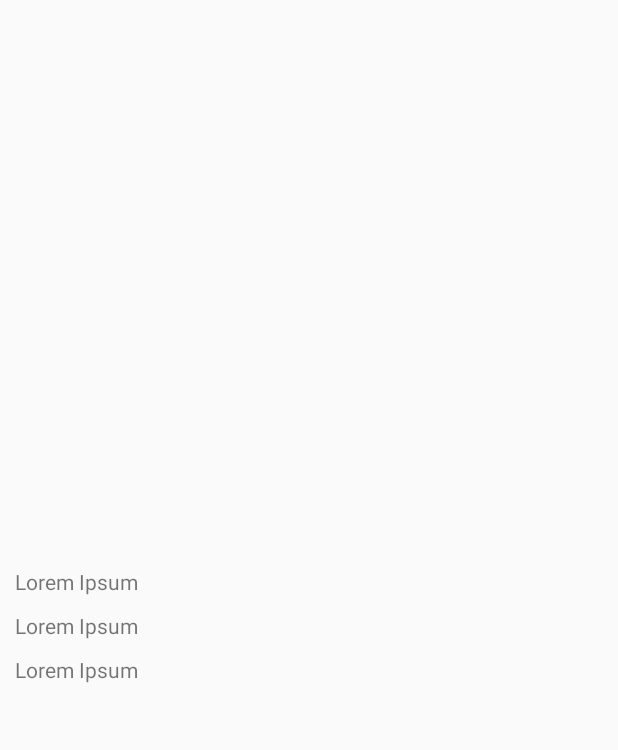
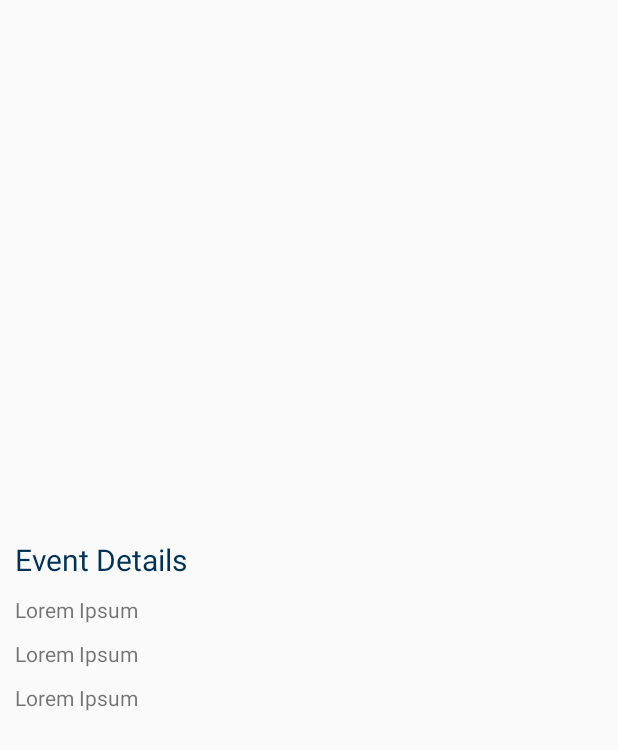
Before and after one commit to kedeggel/aid, an Android app: the layout fragment_image.xml on its own in the app's theme, with its tools: preview values and no code run, on a phone screen of 412 x 824 dp. Shown: the top 750 px of the screen. Run offline under Robolectric (Android 15) with nearby library versions, the phone set to English and light mode, and no system bars; plain views replace PhotoView.

```diff
--- a/app/src/main/java/de/htwg/mobilecomputing/aid/Fragment/LibraryFragment.java
+++ b/app/src/main/java/de/htwg/mobilecomputing/aid/Fragment/LibraryFragment.java
@@ -269,7 +269,7 @@ public class LibraryFragment extends Fragment implements LibraryItemClickListene
                 .beginTransaction()
                 .addSharedElement(imageView, Objects.requireNonNull(ViewCompat.getTransitionName(imageView)))
                 .addToBackStack(TAG)
-                .replace(R.id.fragment, libraryViewPagerFragment)
+                .replace(R.id.fragment, libraryViewPagerFragment, TAG)
                 .commit();
     }
 }
--- a/app/src/main/res/layout/fragment_image.xml
+++ b/app/src/main/res/layout/fragment_image.xml
@@ -1,6 +1,7 @@
 <?xml version="1.0" encoding="utf-8"?>
 <LinearLayout
     xmlns:android="http://schemas.android.com/apk/res/android"
+    android:tag="fragment_image"
     android:layout_width="match_parent"
     android:layout_height="wrap_content"
     android:layout_gravity="center_vertical"
@@ -18,6 +19,13 @@
         android:layout_height="wrap_content"
         android:orientation="vertical"
         style="@style/Dialog">
+
+        <TextView
+            android:id="@+id/detail_header"
+            android:layout_width="wrap_content"
+            android:layout_height="wrap_content"
+            android:text="@string/element_header"
+            style="@style/Header"/>
 
         <TextView
             android:id="@+id/detail_line1"
--- a/app/src/main/res/layout/fragment_library_view_pager.xml
+++ b/app/src/main/res/layout/fragment_library_view_pager.xml
@@ -1,6 +1,8 @@
 <?xml version="1.0" encoding="utf-8"?>
 <android.support.constraint.ConstraintLayout
-    xmlns:android="http://schemas.android.com/apk/res/android" android:layout_width="match_parent"
+    xmlns:android="http://schemas.android.com/apk/res/android"
+    android:id="@+id/library_view_pager_fragment"
+    android:layout_width="match_parent"
     android:layout_height="match_parent">
 
     <android.support.v4.view.ViewPager
--- a/app/src/main/res/values/strings.xml
+++ b/app/src/main/res/values/strings.xml
@@ -33,5 +33,6 @@
     <string name="pref_title_pi_port">Port</string>
     <string name="pref_title_username">Username</string>
     <string name="success_image_saved">Image saved to Phone Gallery</string>
+    <string name="element_header">Event Details</string>
 
 </resources>
--- a/app/src/main/res/values/styles.xml
+++ b/app/src/main/res/values/styles.xml
@@ -29,6 +29,15 @@
         <item name="android:layout_marginTop">10dp</item>
     </style>
 
+    <style name="Header" parent="Object">
+        <item name="android:textSize">20sp</item>
+        <item name="android:textColor">@color/colorPrimaryDark</item>
+    </style>
+
+    <style name="Button" parent="Object">
+
+    </style>
+
     <style name="Annotation">
         <item name="android:layout_width">wrap_content</item>
         <item name="android:layout_height">wrap_content</item>
@@ -37,7 +46,4 @@
         <item name="android:layout_gravity">center</item>
     </style>
 
-    <style name="Button" parent="Object">
-    </style>
-
 </resources>
```
Also changed, not shown: app/src/main/java/de/htwg/mobilecomputing/aid/Fragment/ImageFragment.java (+66 -3 lines).
